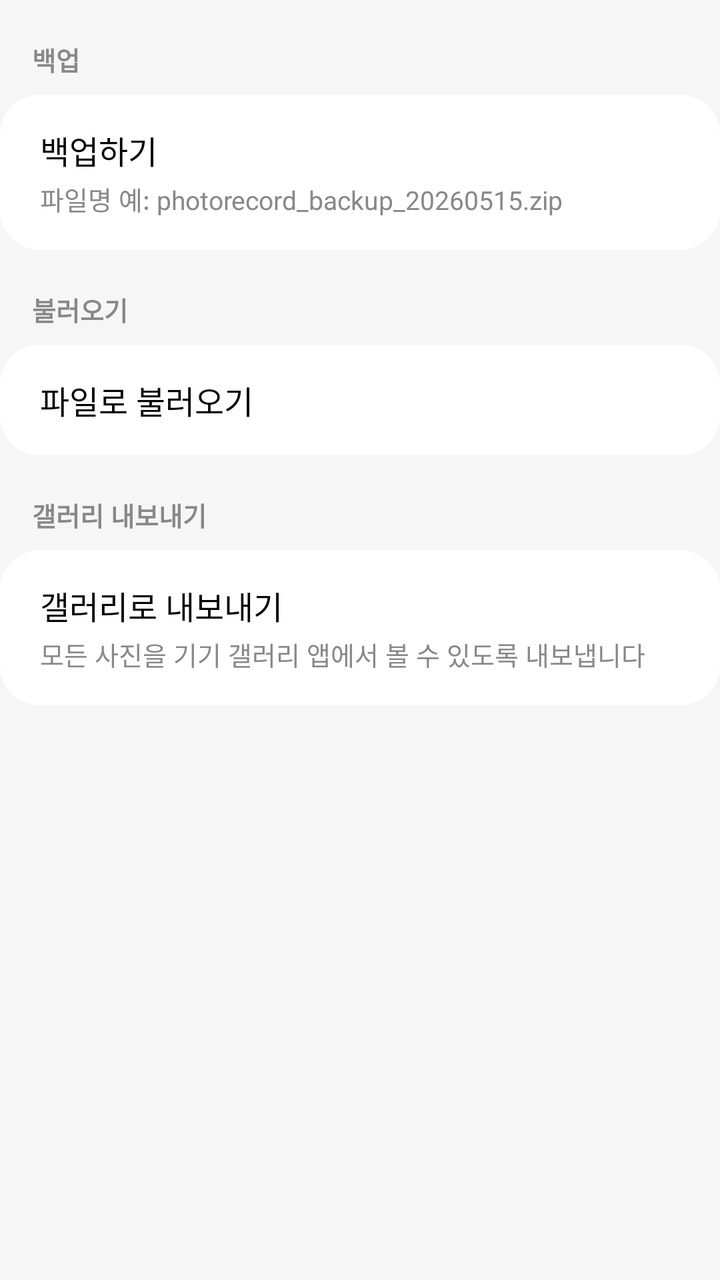
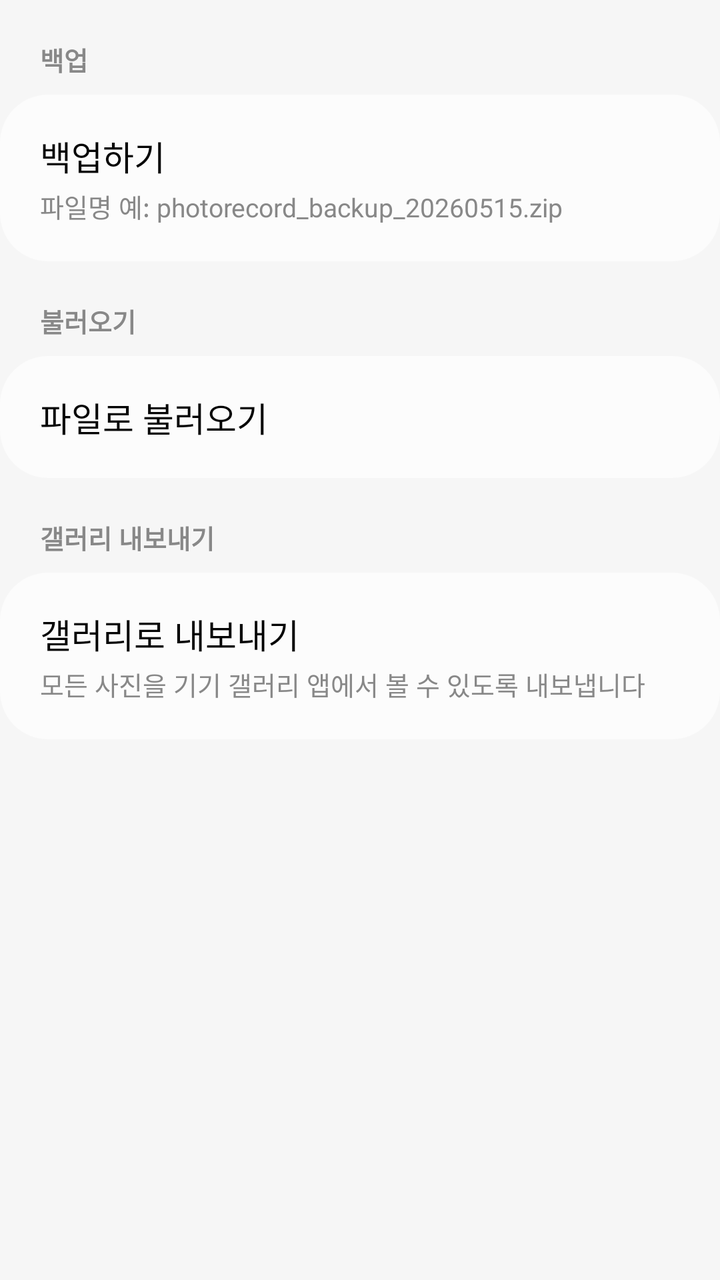

Before-and-after screenshots of an Android layout around one commit, followed by the original layout XML and the change that was made.
<!-- AndroidManifest.xml: application theme Theme.PhotoRecord.NoActionBar -->
<!-- res/layout/fragment_data_mgnt.xml -->
<?xml version="1.0" encoding="utf-8"?>
<ScrollView xmlns:android="http://schemas.android.com/apk/res/android"
    android:layout_width="match_parent"
    android:layout_height="match_parent"
    xmlns:tools="http://schemas.android.com/tools"
    android:background="@color/list_container_bg">

    <LinearLayout
        android:layout_width="match_parent"
        android:layout_height="wrap_content"
        android:orientation="vertical"
        android:paddingBottom="32dp">

        
        <TextView
            android:layout_width="match_parent"
            android:layout_height="wrap_content"
            android:text="@string/datamgnt_backup_title"
            android:textColor="#888888"
            android:textSize="13sp"
            android:paddingLeft="16dp"
            android:paddingRight="16dp"
            android:paddingTop="20dp"
            android:paddingBottom="8dp"
            android:textStyle="bold" />

        <LinearLayout
            android:layout_width="match_parent"
            android:layout_height="wrap_content"
            android:background="@drawable/background_settings_card"
            android:orientation="vertical">

            <LinearLayout
                android:id="@+id/btn_data_mgnt_backup"
                android:layout_width="match_parent"
                android:layout_height="wrap_content"
                android:orientation="vertical"
                android:paddingLeft="20dp"
                android:paddingRight="20dp"
                android:paddingTop="16dp"
                android:paddingBottom="16dp"
                android:clickable="true"
                android:focusable="true"
                android:background="?attr/selectableItemBackground">

                <TextView
                    android:layout_width="wrap_content"
                    android:layout_height="wrap_content"
                    android:text="@string/datamgnt_backup"
                    android:textColor="@color/font"
                    android:textSize="16sp" />

                <TextView
                    android:layout_width="wrap_content"
                    android:layout_height="wrap_content"
                    android:text="@string/datamgnt_backup_hint"
                    android:textColor="#888888"
                    android:textSize="13sp"
                    android:layout_marginTop="3dp" />

            </LinearLayout>

            <LinearLayout
                android:id="@+id/layout_progress_backup"
                android:layout_width="match_parent"
                android:layout_height="wrap_content"
                android:orientation="vertical"
                android:paddingLeft="20dp"
                android:paddingRight="20dp"
                android:paddingBottom="16dp"
                android:visibility="gone">

                <TextView
                    android:id="@+id/tv_progress_label_backup"
                    android:layout_width="wrap_content"
                    android:layout_height="wrap_content"
                    android:textColor="#888888"
                    android:textSize="12sp"
                    android:layout_marginBottom="4dp" />

                <ProgressBar
                    android:id="@+id/progress_backup"
                    style="?android:attr/progressBarStyleHorizontal"
                    android:layout_width="match_parent"
                    android:layout_height="wrap_content"
                    android:max="100" />

            </LinearLayout>

        </LinearLayout>

        
        <TextView
            android:layout_width="match_parent"
            android:layout_height="wrap_content"
            android:text="@string/datamgnt_restore_title"
            android:textColor="#888888"
            android:textSize="13sp"
            android:paddingLeft="16dp"
            android:paddingRight="16dp"
            android:paddingTop="20dp"
            android:paddingBottom="8dp"
            android:textStyle="bold" />

        <LinearLayout
            android:layout_width="match_parent"
            android:layout_height="wrap_content"
            android:background="@drawable/background_settings_card"
            android:orientation="vertical">

            <LinearLayout
                android:id="@+id/btn_data_mgnt_restore"
                android:layout_width="match_parent"
                android:layout_height="wrap_content"
                android:orientation="vertical"
                android:paddingLeft="20dp"
                android:paddingRight="20dp"
                android:paddingTop="16dp"
                android:paddingBottom="16dp"
                android:clickable="true"
                android:focusable="true"
                android:background="?attr/selectableItemBackground">

                <TextView
                    android:layout_width="wrap_content"
                    android:layout_height="wrap_content"
                    android:text="@string/datamgnt_restore"
                    android:textColor="@color/font"
                    android:textSize="16sp" />

            </LinearLayout>

            
            <LinearLayout
                android:id="@+id/btn_data_mgnt_restore_last"
                android:layout_width="match_parent"
                android:layout_height="wrap_content"
                android:orientation="vertical"
                android:clickable="true"
                tools:visibility="visible"
                android:focusable="true"
                android:background="?attr/selectableItemBackground"
                android:visibility="gone">

                <View
                    android:layout_width="match_parent"
                    android:layout_height="1dp"
                    android:background="@color/divider"
                    android:layout_marginLeft="20dp"
                    android:layout_marginRight="20dp" />

                <LinearLayout
                    android:layout_width="match_parent"
                    android:layout_height="wrap_content"
                    android:orientation="vertical"
                    android:paddingLeft="20dp"
                    android:paddingRight="20dp"
                    android:paddingTop="16dp"
                    android:paddingBottom="16dp">

                    <TextView
                        android:layout_width="wrap_content"
                        android:layout_height="wrap_content"
                        android:text="@string/datamgnt_restore_last"
                        android:textColor="@color/font"
                        android:textSize="16sp" />

                    <LinearLayout
                        android:id="@+id/layout_last_backup"
                        android:layout_width="match_parent"
                        android:layout_height="wrap_content"
                        android:orientation="vertical"
                        tools:visibility="visible"
                        android:layout_marginTop="4dp"
                        android:visibility="gone">

                        <TextView
                            android:id="@+id/tv_last_backup_date"
                            android:layout_width="wrap_content"
                            android:layout_height="wrap_content"
                            android:textColor="#888888"
                            android:textSize="13sp" />

                        <TextView
                            android:id="@+id/tv_last_backup_name"
                            android:layout_width="wrap_content"
                            android:layout_height="wrap_content"
                            android:textColor="#888888"
                            android:textSize="12sp"
                            android:layout_marginTop="2dp" />

                    </LinearLayout>

                </LinearLayout>

            </LinearLayout>

            <LinearLayout
                android:id="@+id/layout_progress_restore"
                android:layout_width="match_parent"
                android:layout_height="wrap_content"
                android:orientation="vertical"
                android:paddingLeft="20dp"
                android:paddingRight="20dp"
                android:paddingBottom="16dp"
                android:visibility="gone">

                <TextView
                    android:id="@+id/tv_progress_label_restore"
                    android:layout_width="wrap_content"
                    android:layout_height="wrap_content"
                    android:textColor="#888888"
                    android:textSize="12sp"
                    android:layout_marginBottom="4dp" />

                <ProgressBar
                    android:id="@+id/progress_restore"
                    style="?android:attr/progressBarStyleHorizontal"
                    android:layout_width="match_parent"
                    android:layout_height="wrap_content"
                    android:max="100" />

            </LinearLayout>

        </LinearLayout>

        
        <TextView
            android:layout_width="match_parent"
            android:layout_height="wrap_content"
            android:text="@string/datamgnt_export_gallery_title"
            android:textColor="#888888"
            android:textSize="13sp"
            android:paddingLeft="16dp"
            android:paddingRight="16dp"
            android:paddingTop="20dp"
            android:paddingBottom="8dp"
            android:textStyle="bold" />

        <LinearLayout
            android:layout_width="match_parent"
            android:layout_height="wrap_content"
            android:background="@drawable/background_settings_card"
            android:orientation="vertical">

            <LinearLayout
                android:id="@+id/btn_data_mgnt_export_gallery"
                android:layout_width="match_parent"
                android:layout_height="wrap_content"
                android:orientation="vertical"
                android:paddingLeft="20dp"
                android:paddingRight="20dp"
                android:paddingTop="16dp"
                android:paddingBottom="16dp"
                android:clickable="true"
                android:focusable="true"
                android:background="?attr/selectableItemBackground">

                <TextView
                    android:layout_width="wrap_content"
                    android:layout_height="wrap_content"
                    android:text="@string/datamgnt_export_gallery"
                    android:textColor="@color/font"
                    android:textSize="16sp" />

                <TextView
                    android:layout_width="wrap_content"
                    android:layout_height="wrap_content"
                    android:text="@string/datamgnt_export_gallery_hint"
                    android:textColor="#888888"
                    android:textSize="13sp"
                    android:layout_marginTop="3dp" />

            </LinearLayout>

            <LinearLayout
                android:id="@+id/layout_progress_export"
                android:layout_width="match_parent"
                android:layout_height="wrap_content"
                android:orientation="vertical"
                android:paddingLeft="20dp"
                android:paddingRight="20dp"
                android:paddingBottom="16dp"
                android:visibility="gone">

                <TextView
                    android:id="@+id/tv_progress_label_export"
                    android:layout_width="wrap_content"
                    android:layout_height="wrap_content"
                    android:textColor="#888888"
                    android:textSize="12sp"
                    android:layout_marginBottom="4dp" />

                <ProgressBar
                    android:id="@+id/progress_export"
                    style="?android:attr/progressBarStyleHorizontal"
                    android:layout_width="match_parent"
                    android:layout_height="wrap_content"
                    android:max="100" />

            </LinearLayout>

        </LinearLayout>

    </LinearLayout>
</ScrollView>
<!-- resources referenced by this layout -->
<resources>
  <color name="divider">#FFD8D8D8</color>
  <color name="font">#FF040404</color>
  <color name="list_container_bg">#FFF6F6F6</color>
  <!-- drawable background_settings_card (drawable) -->
  <?xml version="1.0" encoding="utf-8"?>
  <shape xmlns:android="http://schemas.android.com/apk/res/android"
      android:shape="rectangle">
      <solid android:color="@color/dialog" />
      <corners android:radius="20dp" />
  </shape>
  <string name="datamgnt_backup">백업하기</string>
  <string name="datamgnt_backup_hint">파일명 예: photorecord_backup_20260515.zip</string>
  <string name="datamgnt_backup_title">백업</string>
  <string name="datamgnt_export_gallery">갤러리로 내보내기</string>
  <string name="datamgnt_export_gallery_hint">모든 사진을 기기 갤러리 앱에서 볼 수 있도록 내보냅니다</string>
  <string name="datamgnt_export_gallery_title">갤러리 내보내기</string>
  <string name="datamgnt_restore">파일로 불러오기</string>
  <string name="datamgnt_restore_last">마지막 백업 파일 불러오기</string>
  <string name="datamgnt_restore_title">불러오기</string>
  <style name="Theme.PhotoRecord.NoActionBar">
          <item name="windowActionBar">false</item>
          <item name="windowNoTitle">true</item>
      </style>
  <color name="dialog">#FFFFFFFF</color>
</resources>

<!-- the commit's change to res/layout/fragment_data_mgnt.xml (unified diff, before → after) -->
@@ -18,8 +18,8 @@
             android:text="@string/datamgnt_backup_title"
             android:textColor="#888888"
             android:textSize="13sp"
-            android:paddingLeft="16dp"
-            android:paddingRight="16dp"
+            android:paddingLeft="20dp"
+            android:paddingRight="20dp"
             android:paddingTop="20dp"
             android:paddingBottom="8dp"
             android:textStyle="bold" />
@@ -37,8 +37,8 @@
                 android:orientation="vertical"
                 android:paddingLeft="20dp"
                 android:paddingRight="20dp"
-                android:paddingTop="16dp"
-                android:paddingBottom="16dp"
+                android:paddingTop="18dp"
+                android:paddingBottom="18dp"
                 android:clickable="true"
                 android:focusable="true"
                 android:background="?attr/selectableItemBackground">
@@ -48,7 +48,7 @@
                     android:layout_height="wrap_content"
                     android:text="@string/datamgnt_backup"
                     android:textColor="@color/font"
-                    android:textSize="16sp" />
+                    android:textSize="17sp" />
 
                 <TextView
                     android:layout_width="wrap_content"
@@ -96,8 +96,8 @@
             android:text="@string/datamgnt_restore_title"
             android:textColor="#888888"
             android:textSize="13sp"
-            android:paddingLeft="16dp"
-            android:paddingRight="16dp"
+            android:paddingLeft="20dp"
+            android:paddingRight="20dp"
             android:paddingTop="20dp"
             android:paddingBottom="8dp"
             android:textStyle="bold" />
@@ -115,8 +115,8 @@
                 android:orientation="vertical"
                 android:paddingLeft="20dp"
                 android:paddingRight="20dp"
-                android:paddingTop="16dp"
-                android:paddingBottom="16dp"
+                android:paddingTop="18dp"
+                android:paddingBottom="18dp"
                 android:clickable="true"
                 android:focusable="true"
                 android:background="?attr/selectableItemBackground">
@@ -126,7 +126,7 @@
                     android:layout_height="wrap_content"
                     android:text="@string/datamgnt_restore"
                     android:textColor="@color/font"
-                    android:textSize="16sp" />
+                    android:textSize="17sp" />
 
             </LinearLayout>
 
@@ -155,15 +155,15 @@
                     android:orientation="vertical"
                     android:paddingLeft="20dp"
                     android:paddingRight="20dp"
-                    android:paddingTop="16dp"
-                    android:paddingBottom="16dp">
+                    android:paddingTop="18dp"
+                    android:paddingBottom="18dp">
 
                     <TextView
                         android:layout_width="wrap_content"
                         android:layout_height="wrap_content"
                         android:text="@string/datamgnt_restore_last"
                         android:textColor="@color/font"
-                        android:textSize="16sp" />
+                        android:textSize="17sp" />
 
                     <LinearLayout
                         android:id="@+id/layout_last_backup"
@@ -231,8 +231,8 @@
             android:text="@string/datamgnt_export_gallery_title"
             android:textColor="#888888"
             android:textSize="13sp"
-            android:paddingLeft="16dp"
-            android:paddingRight="16dp"
+            android:paddingLeft="20dp"
+            android:paddingRight="20dp"
             android:paddingTop="20dp"
             android:paddingBottom="8dp"
             android:textStyle="bold" />
@@ -250,8 +250,8 @@
                 android:orientation="vertical"
                 android:paddingLeft="20dp"
                 android:paddingRight="20dp"
-                android:paddingTop="16dp"
-                android:paddingBottom="16dp"
+                android:paddingTop="18dp"
+                android:paddingBottom="18dp"
                 android:clickable="true"
                 android:focusable="true"
                 android:background="?attr/selectableItemBackground">
@@ -261,7 +261,7 @@
                     android:layout_height="wrap_content"
                     android:text="@string/datamgnt_export_gallery"
                     android:textColor="@color/font"
-                    android:textSize="16sp" />
+                    android:textSize="17sp" />
 
                 <TextView
                     android:layout_width="wrap_content"
<!-- resource entries referenced after the edit -->
@@ -7,8 +7,8 @@
   <?xml version="1.0" encoding="utf-8"?>
   <shape xmlns:android="http://schemas.android.com/apk/res/android"
       android:shape="rectangle">
-      <solid android:color="@color/dialog" />
-      <corners android:radius="20dp" />
+      <solid android:color="@color/settings_card_bg" />
+      <corners android:radius="24dp" />
   </shape>
   <string name="datamgnt_backup">백업하기</string>
   <string name="datamgnt_backup_hint">파일명 예: photorecord_backup_20260515.zip</string>
@@ -23,6 +23,6 @@
           <item name="windowActionBar">false</item>
           <item name="windowNoTitle">true</item>
       </style>
-  <color name="dialog">#FFFFFFFF</color>
+  <color name="settings_card_bg">#FFFCFCFC</color>
 </resources>
 
